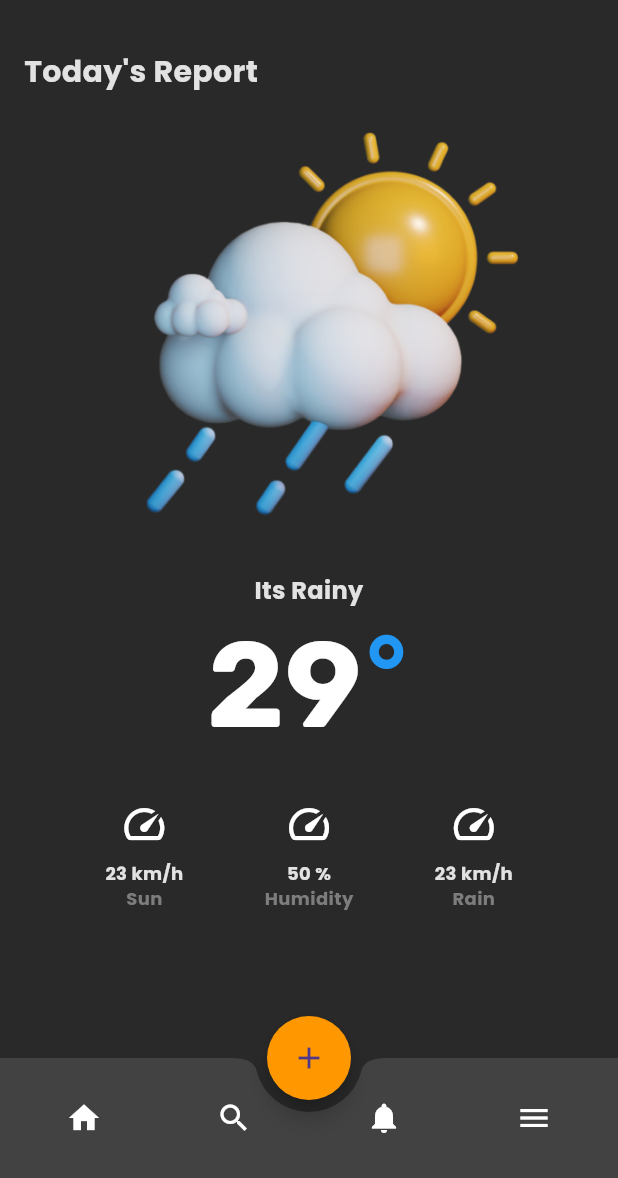
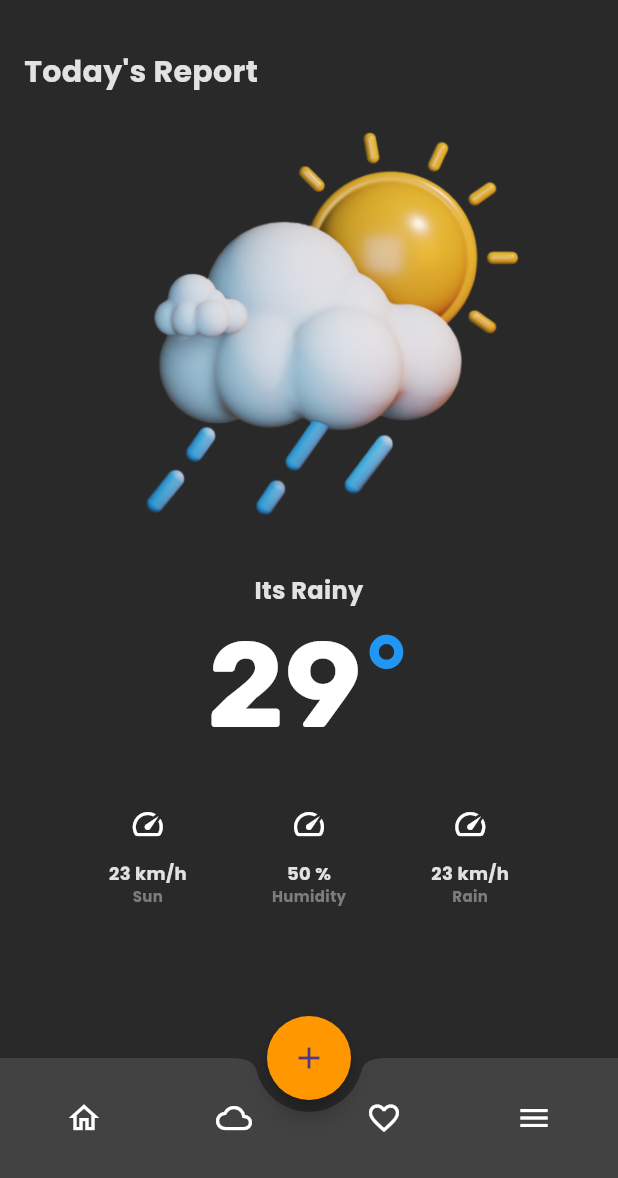
Before and after one commit to kenxsantos/WeatherApp, a Flutter app: the HomePage screen opened directly, on a phone screen of 412 x 824 dp, the part 58-1236 px from its top. Run offline on Flutter 3.47's test engine with Material 3 defaults, Android fonts, the phone set to English and light mode, and no system bars; our stand-ins replace google_fonts.

Commit message:
refactor icon sizes and update icons in home page

```diff
--- a/lib/component/icon_text_column.dart
+++ b/lib/component/icon_text_column.dart
@@ -21,7 +21,7 @@ class IconTextColumn extends StatelessWidget {
         IconButton(
           icon: Icon(icon),
           color: Colors.white,
-          iconSize: 32,
+          iconSize: 24,
           onPressed: onPressed,
         ),
         Text(
@@ -38,7 +38,7 @@ class IconTextColumn extends StatelessWidget {
           textAlign: TextAlign.start,
           style: TextStyle(
             fontWeight: FontWeight.bold,
-            fontSize: 12,
+            fontSize: 10,
             color: const Color.fromARGB(221, 139, 138, 138),
           ),
         ),
--- a/lib/screens/home_page.dart
+++ b/lib/screens/home_page.dart
@@ -133,14 +133,14 @@ class _HomePageState extends State<HomePage> {
             mainAxisAlignment: MainAxisAlignment.spaceBetween,
             children: [
               IconButton(
-                icon: Icon(Icons.home),
+                icon: Icon(Icons.home_outlined),
                 color: Colors.white,
                 onPressed: () {
                   print('Home Clicked');
                 },
               ),
               IconButton(
-                icon: Icon(Icons.search),
+                icon: Icon(Icons.cloud_outlined),
                 color: Colors.white,
                 onPressed: () {
                   print('Search Clicked');
@@ -148,7 +148,7 @@ class _HomePageState extends State<HomePage> {
               ),
 
               IconButton(
-                icon: Icon(Icons.notifications),
+                icon: Icon(Icons.favorite_outline_sharp),
                 color: Colors.white,
                 onPressed: () {
                   print('Notifications Clicked');
```
